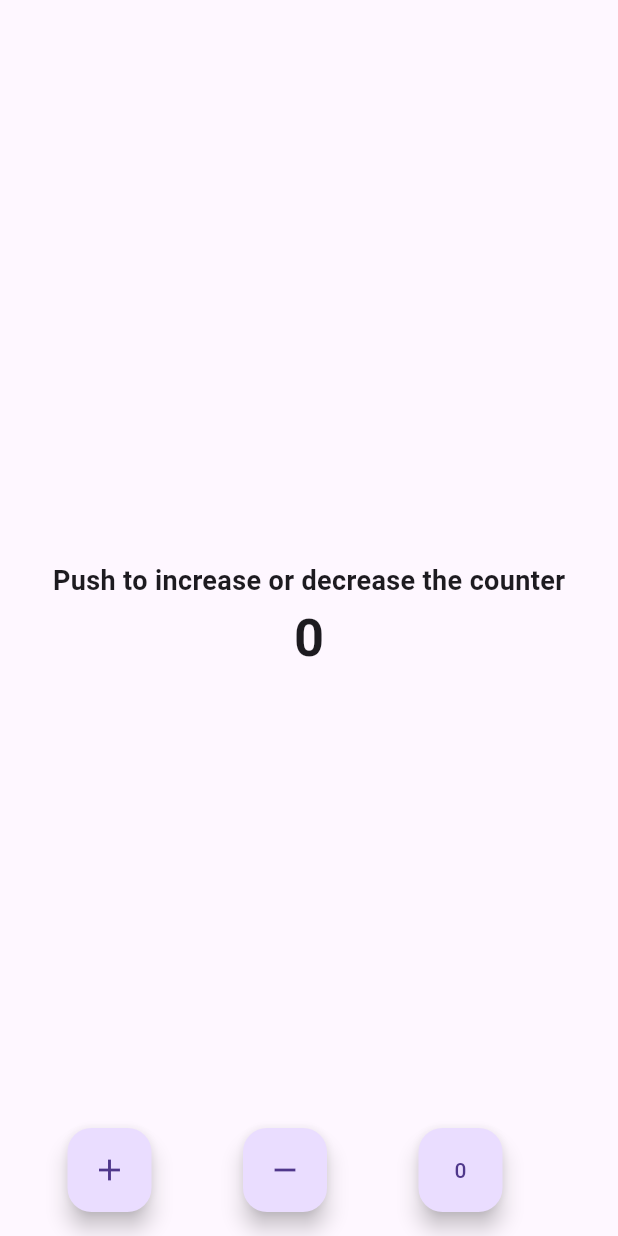
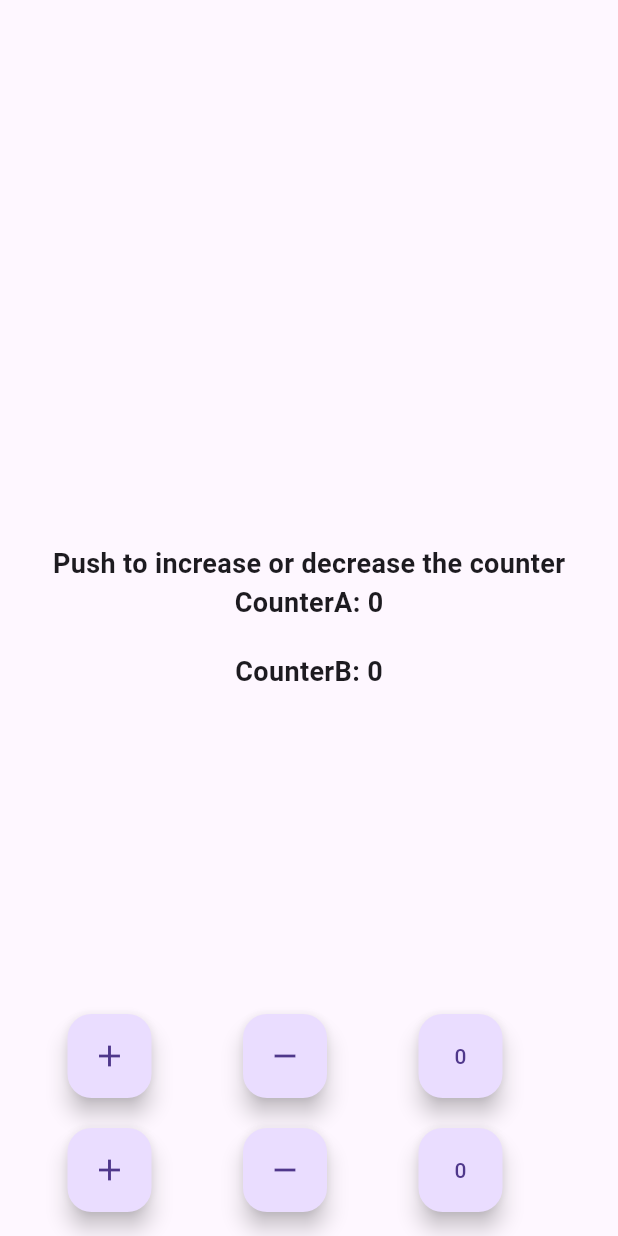
Before and after one commit to Mohamed-Abdel-Rahem/reactivehub, a Flutter app: the screen it shows after launch, after a tap on the "add" icon, after a tap on the "remove" icon, on a phone screen of 412 x 824 dp. Run offline on Flutter 3.47's test engine with Material 3 defaults, Android fonts, the phone set to English and light mode, and no system bars; our stand-ins replace equatable, flutter_bloc, hydrated_bloc.

Commit message:
feat: implement CounterBloc and optimized UI using BlocSelector for individual counter state updates

```diff
--- a/lib/controllers/bloc/counter_bloc.dart
+++ b/lib/controllers/bloc/counter_bloc.dart
@@ -1,31 +1,28 @@
 import 'package:equatable/equatable.dart';
-import 'package:flutter_bloc/flutter_bloc.dart';
+import 'package:flutter/material.dart';
 import 'package:hydrated_bloc/hydrated_bloc.dart';
 import 'package:meta/meta.dart';
 
 part 'counter_event.dart';
 part 'counter_state.dart';
 
-class CounterBloc extends HydratedBloc<CounterEvent, CounterState> {
+class CounterBloc extends Bloc<CounterEvent, CounterState> {
   CounterBloc() : super(CounterInit()) {
-    on<IncremetEvent>((event, emit) {
-      emit(CounterUpdate(state.counter + 1));
+    on<IncremetEventA>((event, emit) {
+      emit(CounterUpdate(state.counterA + 1, state.counterB));
     });
-    on<DecrementEvent>((event, emit) {
-      emit(CounterUpdate(state.counter - 1));
+    on<DecrementEventA>((event, emit) {
+      emit(CounterUpdate(state.counterA - 1, state.counterB));
+    });
+
+    on<IncremetEventB>((event, emit) {
+      emit(CounterUpdate(state.counterA, state.counterB + 1));
+    });
+    on<DecrementEventB>((event, emit) {
+      emit(CounterUpdate(state.counterA, state.counterB - 1));
     });
     on<ResetEvent>((event, emit) {
       emit(CounterInit());
     });
   }
-
-  @override
-  CounterState? fromJson(Map<String, dynamic> json) {
-    return CounterUpdate(json['counter']);//*** */
-  }
-
-  @override
-  Map<String, dynamic>? toJson(CounterState state) {
-    return {'counter': state.counter};
-  }
 }
--- a/lib/controllers/bloc/counter_event.dart
+++ b/lib/controllers/bloc/counter_event.dart
@@ -3,8 +3,12 @@ part of 'counter_bloc.dart';
 @immutable
 sealed class CounterEvent {}
 
-class IncremetEvent extends CounterEvent {}
+class IncremetEventA extends CounterEvent {}
 
-class DecrementEvent extends CounterEvent {}
+class DecrementEventA extends CounterEvent {}
+
+class IncremetEventB extends CounterEvent {}
+
+class DecrementEventB extends CounterEvent {}
 
 class ResetEvent extends CounterEvent {}
--- a/lib/controllers/bloc/counter_state.dart
+++ b/lib/controllers/bloc/counter_state.dart
@@ -1,19 +1,19 @@
 part of 'counter_bloc.dart';
 
 sealed class CounterState extends Equatable {
-  final int counter;
-  const CounterState(this.counter);
+  final int counterA;
+  final int counterB;
+  const CounterState(this.counterA, this.counterB);
   @override
-
-  List<Object?> get props => [counter];
+  List<Object?> get props => [counterA, counterB];
 }
 
 class CounterInit extends CounterState {
-  const CounterInit() : super(0);
+  const CounterInit() : super(0, 0);
 }
 
 class CounterUpdate extends CounterState {
   // بنستلم الرقم هنا (int counter) وبعدين نبعته للأب (super)
   // CounterUpdate(int counter) : super(counter);
-  const CounterUpdate(super.counter);
+  const CounterUpdate(super.counterA, super.counterB);
 }
--- a/lib/home_page.dart
+++ b/lib/home_page.dart
@@ -21,22 +21,31 @@ class HomePage extends StatelessWidget {
               style: TextStyle(fontSize: 18, fontWeight: FontWeight.bold),
             ),
             // الـ BlocBuilder دلوقتي بقى "موضعي" فقط حول الجزء المتغير
-            BlocConsumer<CounterBloc, CounterState>(
-              listener: (context, state) {
-                if (state.counter == 5) {
-                  ScaffoldMessenger.of(context).showSnackBar(
-                    const SnackBar(
-                      content: Text('Counter is 5'),
-                      duration: Duration(seconds: 1),
-                    ),
-                  );
-                }
+            BlocSelector<CounterBloc, CounterState, int>(
+              selector: (state) {
+                return state.counterA;
               },
               builder: (context, state) {
                 return Text(
-                  '${state.counter}',
+                  'CounterA: $state',
                   style: const TextStyle(
-                    fontSize: 35,
+                    fontSize: 18,
+                    fontWeight: FontWeight.bold,
+                  ),
+                );
+              },
+            ),
+
+            SizedBox(height: 20),
+            BlocSelector<CounterBloc, CounterState, int>(
+              selector: (state) {
+                return state.counterB;
+              },
+              builder: (context, state) {
+                return Text(
+                  'CounterB: $state',
+                  style: const TextStyle(
+                    fontSize: 18,
                     fontWeight: FontWeight.bold,
                   ),
                 );
@@ -47,28 +56,61 @@ class HomePage extends StatelessWidget {
       ),
       floatingActionButton: BlocBuilder<CounterBloc, CounterState>(
         builder: (context, state) {
-          return Row(
+          return Column(
+            mainAxisAlignment: MainAxisAlignment.end,
+            children: [
+              Row(
                 mainAxisAlignment: MainAxisAlignment.spaceEvenly,
                 children: [
                   FloatingActionButton(
                     heroTag:
-                    'add', // متنساش الـ tags عشان الـ Hero error اللي حليناه
+                        'addA', // متنساش الـ tags عشان الـ Hero error اللي حليناه
                     onPressed: () {
-                  context.read<CounterBloc>().add(IncremetEvent());
+                      context.read<CounterBloc>().add(IncremetEventA());
                     },
                     child: const Icon(Icons.add),
                   ),
                   FloatingActionButton(
-                heroTag: 'sub',
+                    heroTag: 'subA',
                     onPressed: () {
-                  context.read<CounterBloc>().add(DecrementEvent());
+                      context.read<CounterBloc>().add(DecrementEventA());
                     },
                     child: const Icon(Icons.remove),
                   ),
                   FloatingActionButton(
-                heroTag: 'Rest',
-                onPressed: () => context.read<CounterBloc>().add(ResetEvent()),
+                    heroTag: 'RestA',
+                    onPressed: () =>
+                        context.read<CounterBloc>().add(ResetEvent()),
                     child: Text('0'),
+                  ),
+                ],
+              ),
+              SizedBox(height: 20),
+              Row(
+                mainAxisAlignment: MainAxisAlignment.spaceEvenly,
+                children: [
+                  FloatingActionButton(
+                    heroTag:
+                        'addB', // متنساش الـ tags عشان الـ Hero error اللي حليناه
+                    onPressed: () {
+                      context.read<CounterBloc>().add(IncremetEventB());
+                    },
+                    child: const Icon(Icons.add),
+                  ),
+                  FloatingActionButton(
+                    heroTag: 'subB',
+                    onPressed: () {
+                      context.read<CounterBloc>().add(DecrementEventB());
+                    },
+                    child: const Icon(Icons.remove),
+                  ),
+                  FloatingActionButton(
+                    heroTag: 'RestB',
+                    onPressed: () =>
+                        context.read<CounterBloc>().add(ResetEvent()),
+                    child: Text('0'),
+                  ),
+                ],
               ),
             ],
           );
```
Lines whose indentation alone changed are shown as unchanged.
